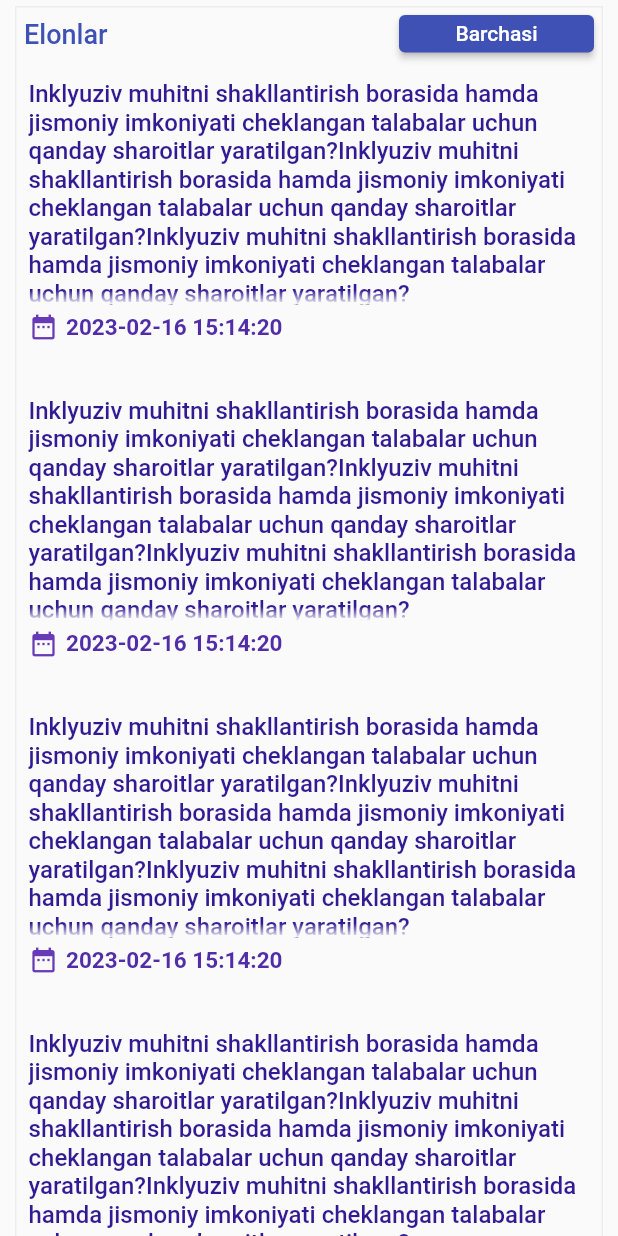
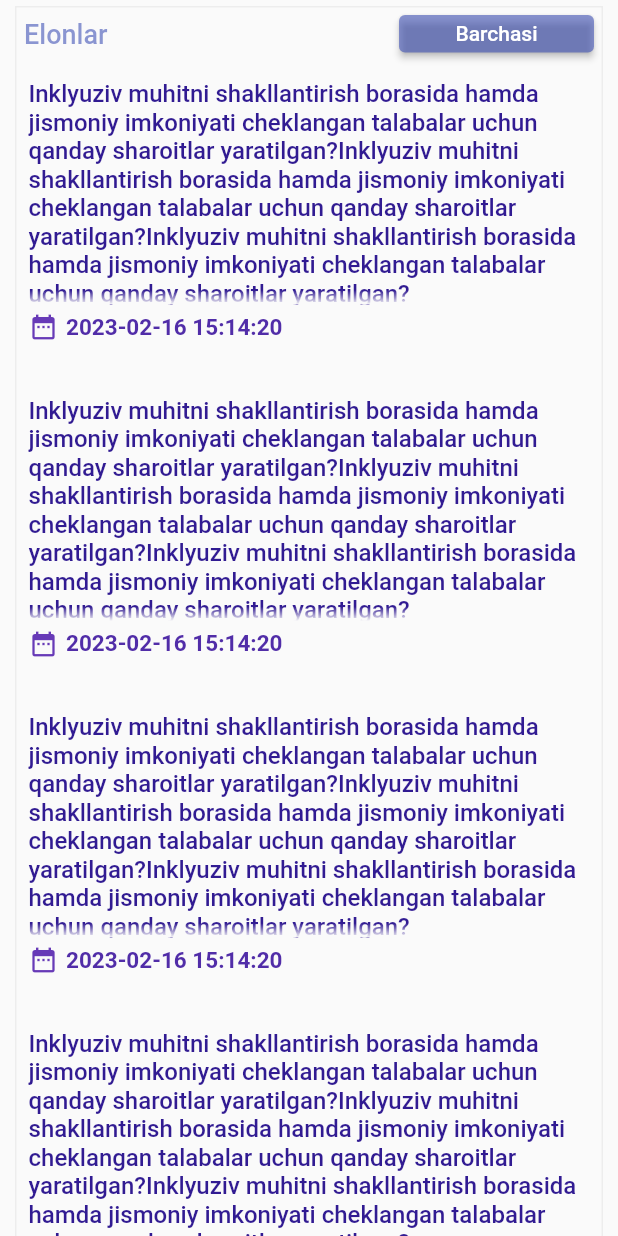
Before and after one commit to ShokhrukhDeveloper/nsmtu_mobile, a Flutter app: the screen it shows after launch, scrolled down 1152 dp, on a phone screen of 412 x 824 dp. Run offline on Flutter 3.47's test engine with Material 2 defaults, Android fonts, the phone set to English and light mode, and no system bars; our stand-ins replace accordion, flutter_image_slideshow; network calls fail.

Commit message:
some changes for

```diff
--- a/lib/Presentation/Styles/AppTextStyle.dart
+++ b/lib/Presentation/Styles/AppTextStyle.dart
@@ -3,39 +3,39 @@
 import 'package:flutter/material.dart';
 
 class AppTextStyle{
-  static  TextStyle  styleHeaderAccordion= const TextStyle(
+  static const TextStyle  styleHeaderAccordion=  TextStyle(
     fontWeight: FontWeight.w600,
     fontSize: 18,
     color: Colors.indigo
   );
-  static  TextStyle  styleContentAccordion= const TextStyle(
+  static const TextStyle  styleContentAccordion=  TextStyle(
     fontWeight: FontWeight.w500,
     fontSize: 16,
     color: Colors.indigo
   );
-  static  TextStyle  styleFooterContactHeader= const TextStyle(
+  static const TextStyle  styleFooterContactHeader=  TextStyle(
     fontWeight: FontWeight.w700,
     fontSize: 20,
     color: Colors.white
   );
 
-   static  TextStyle  styleImageSlideshowContent= const TextStyle(
+   static const TextStyle  styleImageSlideshowContent=  TextStyle(
     fontWeight: FontWeight.w400,
     fontSize: 22,
     color: Colors.white
   );
 
-  static  TextStyle  styleFooterContactContent= const TextStyle(
+  static const  TextStyle  styleFooterContactContent =  TextStyle(
     fontWeight: FontWeight.w400,
     fontSize: 18,
     color: Colors.white
   );
-  static  TextStyle  styleFooterAboutUsContent= const TextStyle(
+  static const TextStyle  styleFooterAboutUsContent=  TextStyle(
     fontWeight: FontWeight.w500,
     fontSize: 16,
     color: Colors.white
   );
-  static  TextStyle  styleNewsContent=  TextStyle(
+  static  TextStyle  styleNewsContent =  TextStyle(
     fontWeight: FontWeight.w500,
     fontSize: 15,
     color: Colors.deepPurple.shade900
@@ -50,7 +50,7 @@ class AppTextStyle{
     fontSize: 15,
     color: Colors.deepPurple.shade700
   );
-  static  TextStyle  styleRecommendedLinkText  =  const TextStyle(
+  static const TextStyle  styleRecommendedLinkText  =   TextStyle(
     fontWeight: FontWeight.w600,
     fontSize: 14,
     color: Colors.black87
--- a/lib/main.dart
+++ b/lib/main.dart
@@ -1,10 +1,8 @@
 import 'package:flutter/material.dart';
 import 'package:nsmtu_mobile/Presentation/Pages/Home/HomePage.dart';
-
 void main() {
   runApp(const MyApp());
 }
-
 class MyApp extends StatelessWidget {
   const MyApp({super.key});
   @override
@@ -12,7 +10,7 @@ class MyApp extends StatelessWidget {
     return MaterialApp(
       title: 'Navoiy Davlat Konchilik va Texnologiylari Universeteti',
       theme: ThemeData(
-        primaryColor: Colors.indigo
+        primaryColor: Colors.indigo.withOpacity(0.6)
       ),
       home: const HomePage()
     );
```
